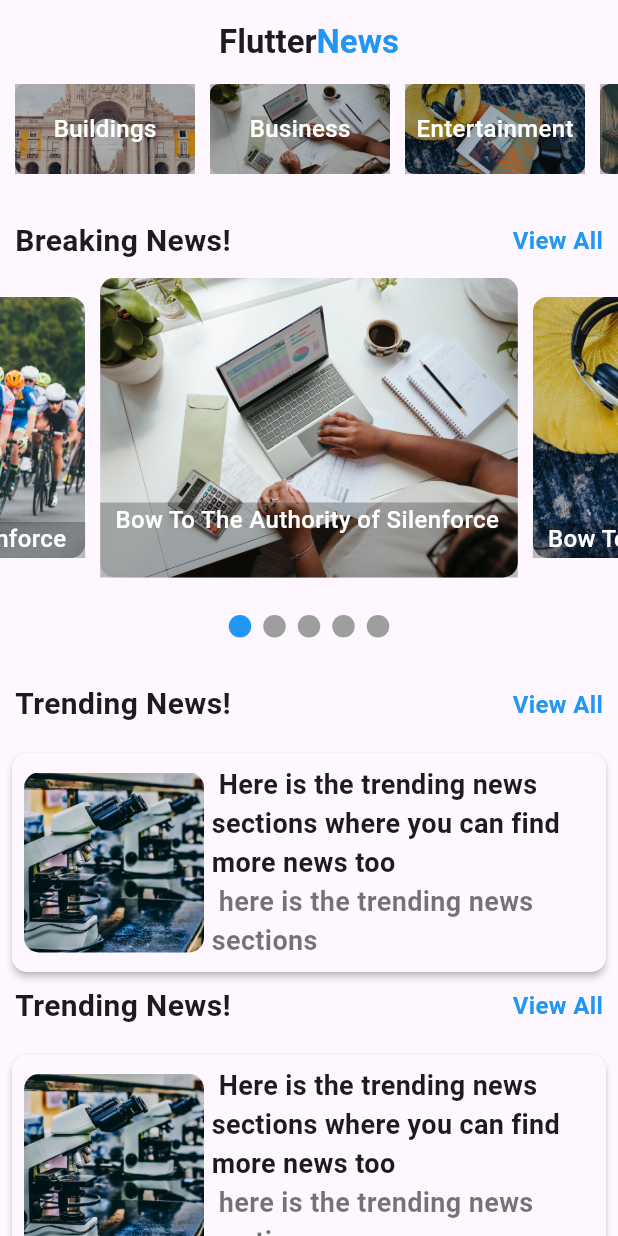
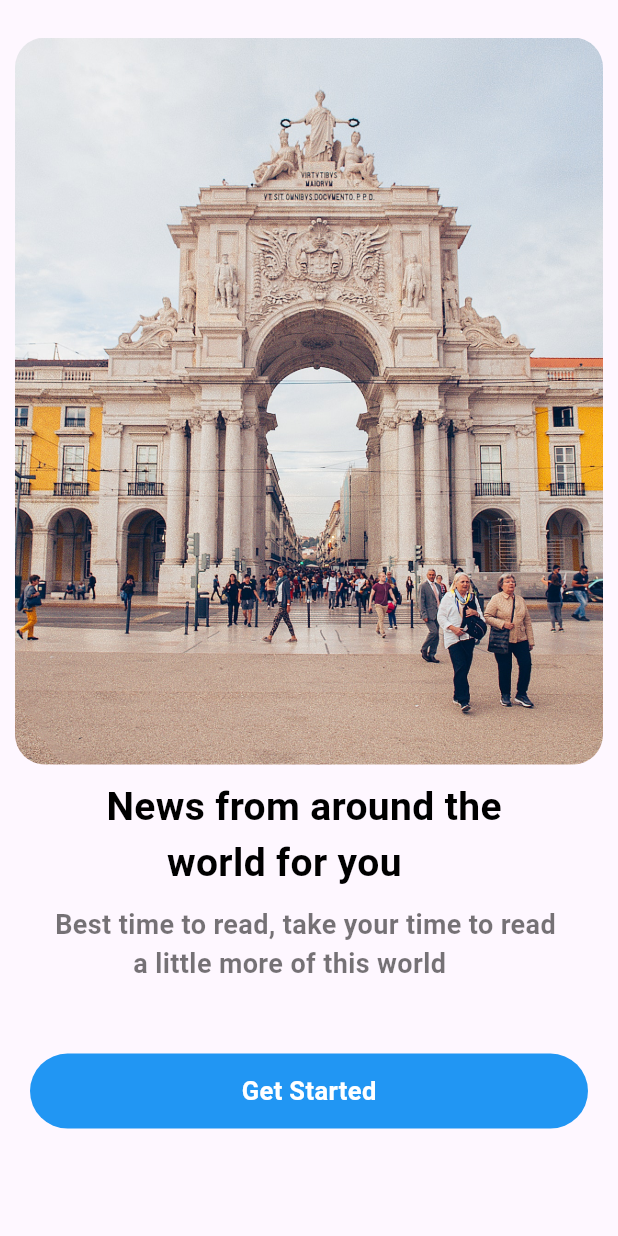
Before and after one commit to MurtazaFlutter/FlutterNewsApp, a Flutter app: the screen it shows after launch, on a phone screen of 412 x 824 dp. Run offline on Flutter 3.47's test engine with Material 2 defaults, Android fonts, the phone set to English and light mode, and no system bars; drawn by our look-alikes of carousel_slider, smooth_page_indicator; our stand-ins replace gap.

```diff
--- a/lib/main.dart
+++ b/lib/main.dart
@@ -1,3 +1,5 @@
+import 'package:news_app/pages/lending_page.dart';
+
 import 'utils/exports.dart';
 
 void main() {
@@ -19,7 +21,7 @@ class MyApp extends StatelessWidget {
         colorScheme: ColorScheme.fromSeed(seedColor: Colors.deepPurple),
         useMaterial3: true,
       ),
-      home: const HomePage(),
+      home: const LandingPage(),
     );
   }
 }
--- /dev/null
+++ b/lib/pages/lending_page.dart
@@ -0,0 +1,76 @@
+import 'package:news_app/utils/exports.dart';
+
+class LandingPage extends StatelessWidget {
+  const LandingPage({super.key});
+
+  @override
+  Widget build(BuildContext context) {
+    return Scaffold(
+      body: Container(
+        margin: const EdgeInsets.symmetric(horizontal: 10, vertical: 25),
+        child: Column(
+          children: [
+            ClipRRect(
+              borderRadius: BorderRadius.circular(20),
+              child: Image.asset(
+                "assets/images/building.jpg",
+                height: MediaQuery.of(context).size.height / 1.7,
+                width: MediaQuery.of(context).size.width,
+                fit: BoxFit.cover,
+              ),
+            ),
+            const Gap(10),
+            const Column(
+              mainAxisAlignment: MainAxisAlignment.center,
+              crossAxisAlignment: CrossAxisAlignment.stretch,
+              children: [
+                Center(
+                  child: Text(
+                    "News from around the \n      world for you",
+                    style: TextStyle(
+                        color: Colors.black,
+                        fontSize: 26,
+                        fontWeight: FontWeight.bold),
+                  ),
+                ),
+                Gap(10),
+                Center(
+                  child: Text(
+                    "Best time to read, take your time to read \n           a little more of this world",
+                    style: TextStyle(
+                        color: Colors.black54,
+                        fontSize: 18,
+                        fontWeight: FontWeight.bold),
+                  ),
+                ),
+              ],
+            ),
+            const Spacer(),
+            GestureDetector(
+              onTap: () => Navigator.of(context).push(
+                  MaterialPageRoute(builder: (context) => const HomePage())),
+              child: Container(
+                margin: const EdgeInsets.symmetric(horizontal: 10),
+                height: 50,
+                width: MediaQuery.of(context).size.width,
+                decoration: BoxDecoration(
+                    borderRadius: BorderRadius.circular(30),
+                    color: Colors.blue),
+                child: const Center(
+                  child: Text(
+                    "Get Started",
+                    style: TextStyle(
+                        color: Colors.white,
+                        fontSize: 17,
+                        fontWeight: FontWeight.bold),
+                  ),
+                ),
+              ),
+            ),
+            const Spacer()
+          ],
+        ),
+      ),
+    );
+  }
+}
```
